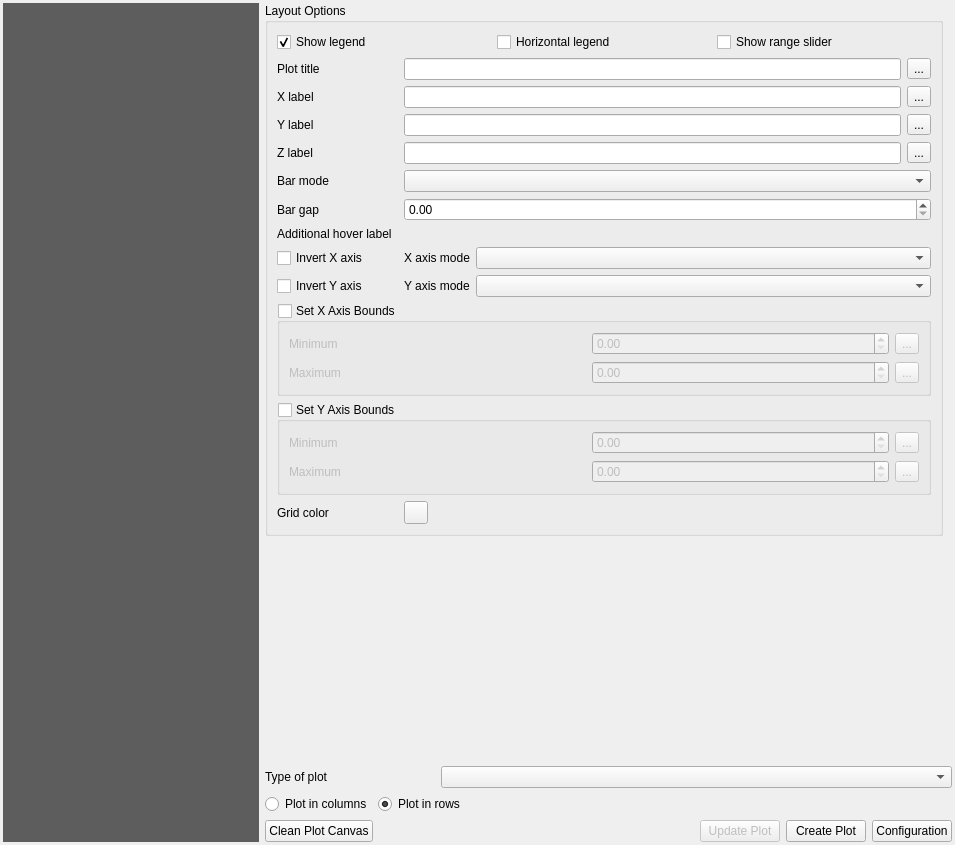
This is DataPlotly/ui/dataplotly_dockwidget_base.ui in ghtmtt/DataPlotly as Qt 5 draws it before an edit. The edited form follows.
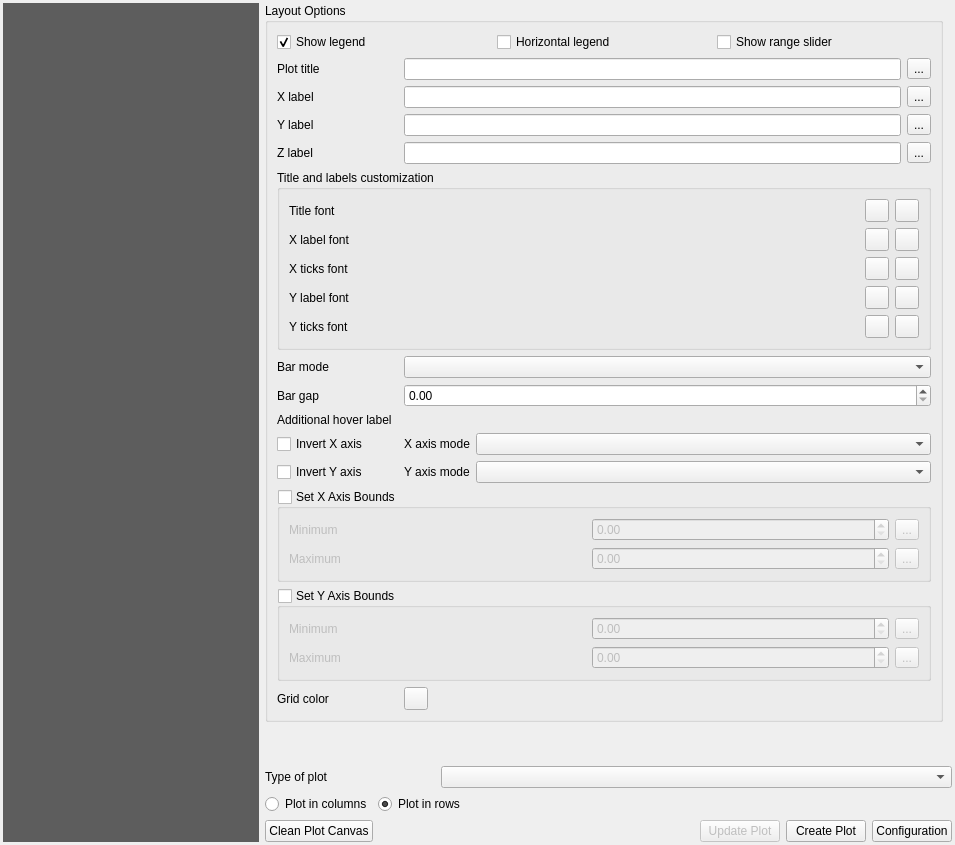
This is the edited form. The open tabs and pages were chosen to show the change. Custom widgets are drawn as their Qt base class.

Commit message: Add options to change title, xticks and yticks font sizes. (#278)

```diff
--- a/DataPlotly/ui/dataplotly_dockwidget_base.ui
+++ b/DataPlotly/ui/dataplotly_dockwidget_base.ui
@@ -915,131 +915,14 @@
                     <bool>false</bool>
                    </property>
                    <layout class="QGridLayout" name="gridLayout_10">
-                    <item row="7" column="3">
-                     <widget class="QgsPropertyOverrideButton" name="z_axis_title_defined_button">
-                      <property name="text">
-                       <string>...</string>
-                      </property>
-                     </widget>
-                    </item>
-                    <item row="3" column="2">
-                     <widget class="QLineEdit" name="x_axis_title"/>
-                    </item>
-                    <item row="12" column="0">
-                     <widget class="QLabel" name="additional_info_label">
-                      <property name="text">
-                       <string>Additional hover label</string>
-                      </property>
-                     </widget>
-                    </item>
-                    <item row="10" column="0">
-                     <widget class="QLabel" name="bar_mode_lab">
-                      <property name="text">
-                       <string>Bar mode</string>
-                      </property>
-                     </widget>
-                    </item>
-                    <item row="7" column="2">
-                     <widget class="QLineEdit" name="z_axis_title"/>
-                    </item>
-                    <item row="1" column="3">
-                     <widget class="QgsPropertyOverrideButton" name="plot_title_defined_button">
-                      <property name="text">
-                       <string>...</string>
-                      </property>
-                     </widget>
-                    </item>
-                    <item row="7" column="0">
-                     <widget class="QLabel" name="z_axis_label">
-                      <property name="text">
-                       <string>Z label</string>
-                      </property>
-                     </widget>
-                    </item>
-                    <item row="5" column="0">
-                     <widget class="QLabel" name="y_axis_label">
-                      <property name="text">
-                       <string>Y label</string>
-                      </property>
-                     </widget>
-                    </item>
-                    <item row="29" column="2" colspan="2">
+                    <item row="32" column="2" colspan="2">
                      <widget class="QgsColorButton" name="layout_grid_axis_color">
                       <property name="allowOpacity">
                        <bool>true</bool>
                       </property>
                      </widget>
                     </item>
-                    <item row="1" column="0">
-                     <widget class="QLabel" name="plot_title_lab">
-                      <property name="text">
-                       <string>Plot title</string>
-                      </property>
-                     </widget>
-                    </item>
-                    <item row="14" column="2" colspan="2">
-                     <layout class="QHBoxLayout" name="horizontalLayout_10">
-                      <item>
-                       <widget class="QLabel" name="x_axis_mode_label">
-                        <property name="text">
-                         <string>X axis mode</string>
-                        </property>
-                       </widget>
-                      </item>
-                      <item>
-                       <widget class="QComboBox" name="x_axis_mode_combo">
-                        <property name="sizePolicy">
-                         <sizepolicy hsizetype="Expanding" vsizetype="Fixed">
-                          <horstretch>0</horstretch>
-                          <verstretch>0</verstretch>
-                         </sizepolicy>
-                        </property>
-                       </widget>
-                      </item>
-                     </layout>
-                    </item>
-                    <item row="5" column="3">
-                     <widget class="QgsPropertyOverrideButton" name="y_axis_title_defined_button">
-                      <property name="text">
-                       <string>...</string>
-                      </property>
-                     </widget>
-                    </item>
-                    <item row="16" column="2" colspan="2">
-                     <layout class="QHBoxLayout" name="horizontalLayout_11">
-                      <item>
-                       <widget class="QLabel" name="y_axis_mode_label">
-                        <property name="text">
-                         <string>Y axis mode</string>
-                        </property>
-                       </widget>
-                      </item>
-                      <item>
-                       <widget class="QComboBox" name="y_axis_mode_combo">
-                        <property name="sizePolicy">
-                         <sizepolicy hsizetype="Expanding" vsizetype="Fixed">
-                          <horstretch>0</horstretch>
-                          <verstretch>0</verstretch>
-                         </sizepolicy>
-                        </property>
-                       </widget>
-                      </item>
-                     </layout>
-                    </item>
-                    <item row="12" column="2">
-                     <widget class="QgsFieldExpressionWidget" name="additional_info_combo"/>
-                    </item>
-                    <item row="11" column="0">
-                     <widget class="QLabel" name="bar_gap_label">
-                      <property name="text">
-                       <string>Bar gap</string>
-                      </property>
-                     </widget>
-                    </item>
-                    <item row="5" column="2">
-                     <widget class="QLineEdit" name="y_axis_title"/>
-                    </item>
-                    <item row="27" column="0" colspan="4">
+                    <item row="30" column="0" colspan="4">
                      <widget class="QgsCollapsibleGroupBox" name="x_axis_bounds_check">
                       <property name="title">
                        <string>Set X Axis Bounds</string>
@@ -1088,14 +971,7 @@
                       </layout>
                      </widget>
                     </item>
-                    <item row="29" column="0">
-                     <widget class="QLabel" name="grid_color_label">
-                      <property name="text">
-                       <string>Grid color</string>
-                      </property>
-                     </widget>
-                    </item>
-                    <item row="28" column="0" colspan="4">
+                    <item row="31" column="0" colspan="4">
                      <widget class="QgsCollapsibleGroupBox" name="y_axis_bounds_check">
                       <property name="title">
                        <string>Set Y Axis Bounds</string>
@@ -1144,47 +1020,96 @@
                       </layout>
                      </widget>
                     </item>
-                    <item row="1" column="2">
-                     <widget class="QLineEdit" name="plot_title_line"/>
-                    </item>
-                    <item row="10" column="2" colspan="2">
-                     <widget class="QComboBox" name="bar_mode_combo"/>
-                    </item>
-                    <item row="3" column="0">
+                    <item row="2" column="0">
                      <widget class="QLabel" name="x_axis_label">
                       <property name="text">
                        <string>X label</string>
                       </property>
                      </widget>
                     </item>
-                    <item row="14" column="0">
-                     <widget class="QCheckBox" name="invert_x_check">
-                      <property name="text">
-                       <string>Invert X axis</string>
-                      </property>
-                     </widget>
+                    <item row="2" column="2">
+                     <widget class="QLineEdit" name="x_axis_title"/>
                     </item>
-                    <item row="3" column="3">
+                    <item row="3" column="2">
+                     <widget class="QLineEdit" name="y_axis_title"/>
+                    </item>
+                    <item row="2" column="3">
                      <widget class="QgsPropertyOverrideButton" name="x_axis_title_defined_button">
                       <property name="text">
                        <string>...</string>
                       </property>
                      </widget>
                     </item>
-                    <item row="16" column="0">
+                    <item row="3" column="0">
+                     <widget class="QLabel" name="y_axis_label">
+                      <property name="text">
+                       <string>Y label</string>
+                      </property>
+                     </widget>
+                    </item>
+                    <item row="3" column="3">
+                     <widget class="QgsPropertyOverrideButton" name="y_axis_title_defined_button">
+                      <property name="text">
+                       <string>...</string>
+                      </property>
+                     </widget>
+                    </item>
+                    <item row="19" column="0">
                      <widget class="QCheckBox" name="invert_y_check">
                       <property name="text">
                        <string>Invert Y axis</string>
                       </property>
                      </widget>
                     </item>
-                    <item row="11" column="2" colspan="2">
-                     <widget class="QgsDoubleSpinBox" name="bar_gap">
-                      <property name="maximum">
-                       <double>1.000000000000000</double>
-                      </property>
-                      <property name="singleStep">
-                       <double>0.100000000000000</double>
+                    <item row="19" column="2" colspan="2">
+                     <layout class="QHBoxLayout" name="horizontalLayout_11">
+                      <item>
+                       <widget class="QLabel" name="y_axis_mode_label">
+                        <property name="text">
+                         <string>Y axis mode</string>
+                        </property>
+                       </widget>
+                      </item>
+                      <item>
+                       <widget class="QComboBox" name="y_axis_mode_combo">
+                        <property name="sizePolicy">
+                         <sizepolicy hsizetype="Expanding" vsizetype="Fixed">
+                          <horstretch>0</horstretch>
+                          <verstretch>0</verstretch>
+                         </sizepolicy>
+                        </property>
+                       </widget>
+                      </item>
+                     </layout>
+                    </item>
+                    <item row="13" column="2" colspan="2">
+                     <widget class="QComboBox" name="bar_mode_combo"/>
+                    </item>
+                    <item row="17" column="2" colspan="2">
+                     <layout class="QHBoxLayout" name="horizontalLayout_10">
+                      <item>
+                       <widget class="QLabel" name="x_axis_mode_label">
+                        <property name="text">
+                         <string>X axis mode</string>
+                        </property>
+                       </widget>
+                      </item>
+                      <item>
+                       <widget class="QComboBox" name="x_axis_mode_combo">
+                        <property name="sizePolicy">
+                         <sizepolicy hsizetype="Expanding" vsizetype="Fixed">
+                          <horstretch>0</horstretch>
+                          <verstretch>0</verstretch>
+                         </sizepolicy>
+                        </property>
+                       </widget>
+                      </item>
+                     </layout>
+                    </item>
+                    <item row="1" column="3">
+                     <widget class="QgsPropertyOverrideButton" name="plot_title_defined_button">
+                      <property name="text">
+                       <string>...</string>
                       </property>
                      </widget>
                     </item>
@@ -1216,6 +1141,181 @@
                       </item>
                      </layout>
                     </item>
+                    <item row="13" column="0">
+                     <widget class="QLabel" name="bar_mode_lab">
+                      <property name="text">
+                       <string>Bar mode</string>
+                      </property>
+                     </widget>
+                    </item>
+                    <item row="15" column="2">
+                     <widget class="QgsFieldExpressionWidget" name="additional_info_combo"/>
+                    </item>
+                    <item row="14" column="2" colspan="2">
+                     <widget class="QgsDoubleSpinBox" name="bar_gap">
+                      <property name="maximum">
+                       <double>1.000000000000000</double>
+                      </property>
+                      <property name="singleStep">
+                       <double>0.100000000000000</double>
+                      </property>
+                     </widget>
+                    </item>
+                    <item row="1" column="2">
+                     <widget class="QLineEdit" name="plot_title_line"/>
+                    </item>
+                    <item row="32" column="0">
+                     <widget class="QLabel" name="grid_color_label">
+                      <property name="text">
+                       <string>Grid color</string>
+                      </property>
+                     </widget>
+                    </item>
+                    <item row="17" column="0">
+                     <widget class="QCheckBox" name="invert_x_check">
+                      <property name="text">
+                       <string>Invert X axis</string>
+                      </property>
+                     </widget>
+                    </item>
+                    <item row="14" column="0">
+                     <widget class="QLabel" name="bar_gap_label">
+                      <property name="text">
+                       <string>Bar gap</string>
+                      </property>
+                     </widget>
+                    </item>
+                    <item row="1" column="0">
+                     <widget class="QLabel" name="plot_title_lab">
+                      <property name="text">
+                       <string>Plot title</string>
+                      </property>
+                     </widget>
+                    </item>
+                    <item row="15" column="0">
+                     <widget class="QLabel" name="additional_info_label">
+                      <property name="text">
+                       <string>Additional hover label</string>
+                      </property>
+                     </widget>
+                    </item>
+                    <item row="5" column="0" colspan="4">
+                     <widget class="QgsCollapsibleGroupBox" name="layout_font_sizes">
+                      <property name="title">
+                       <string>Title and labels customization</string>
+                      </property>
+                      <property name="checkable">
+                       <bool>false</bool>
+                      </property>
+                      <property name="collapsed">
+                       <bool>true</bool>
+                      </property>
+                      <layout class="QGridLayout" name="gridLayout_11">
+                       <item row="6" column="0">
+                        <widget class="QLabel" name="font_yticks_label">
+                         <property name="text">
+                          <string>Y ticks font</string>
+                         </property>
+                        </widget>
+                       </item>
+                       <item row="5" column="0">
+                        <widget class="QLabel" name="font_ylabel_label">
+                         <property name="text">
+                          <string>Y label font</string>
+                         </property>
+                        </widget>
+                       </item>
+                       <item row="4" column="0">
+                        <widget class="QLabel" name="font_xticks_label">
+                         <property name="text">
+                          <string>X ticks font</string>
+                         </property>
+                        </widget>
+                       </item>
+                       <item row="0" column="0">
+                        <widget class="QLabel" name="font_title_label">
+                         <property name="text">
+                          <string>Title font</string>
+                         </property>
+                        </widget>
+                       </item>
+                       <item row="3" column="0">
+                        <widget class="QLabel" name="font_xlabel_label">
+                         <property name="text">
+                          <string>X label font</string>
+                         </property>
+                        </widget>
+                       </item>
+                       <item row="0" column="3">
+                        <widget class="QgsColorButton" name="font_title_color"/>
+                       </item>
+                       <item row="0" column="2">
+                        <widget class="QgsFontButton" name="font_title_style">
+                         <property name="mode">
+                          <enum>QgsFontButton::ModeQFont</enum>
+                         </property>
+                        </widget>
+                       </item>
+                       <item row="4" column="2">
+                        <widget class="QgsFontButton" name="font_xticks_style">
+                         <property name="mode">
+                          <enum>QgsFontButton::ModeQFont</enum>
+                         </property>
+                        </widget>
+                       </item>
+                       <item row="5" column="2">
+                        <widget class="QgsFontButton" name="font_ylabel_style">
+                         <property name="mode">
+                          <enum>QgsFontButton::ModeQFont</enum>
+                         </property>
+                        </widget>
+                       </item>
+                       <item row="6" column="2">
+                        <widget class="QgsFontButton" name="font_yticks_style">
+                         <property name="mode">
+                          <enum>QgsFontButton::ModeQFont</enum>
+                         </property>
+                        </widget>
+                       </item>
+                       <item row="3" column="3">
+                        <widget class="QgsColorButton" name="font_xlabel_color"/>
+                       </item>
+                       <item row="3" column="2">
+                        <widget class="QgsFontButton" name="font_xlabel_style">
+                         <property name="mode">
+                          <enum>QgsFontButton::ModeQFont</enum>
+                         </property>
+                        </widget>
+                       </item>
+                       <item row="4" column="3">
+                        <widget class="QgsColorButton" name="font_xticks_color"/>
+                       </item>
+                       <item row="5" column="3">
+                        <widget class="QgsColorButton" name="font_ylabel_color"/>
+                       </item>
+                       <item row="6" column="3">
+                        <widget class="QgsColorButton" name="font_yticks_color"/>
+                       </item>
+                      </layout>
+                     </widget>
+                    </item>
+                    <item row="4" column="2">
+                     <widget class="QLineEdit" name="z_axis_title"/>
+                    </item>
+                    <item row="4" column="3">
+                     <widget class="QgsPropertyOverrideButton" name="z_axis_title_defined_button">
+                      <property name="text">
+                       <string>...</string>
+                      </property>
+                     </widget>
+                    </item>
+                    <item row="4" column="0">
+                     <widget class="QLabel" name="z_axis_label">
+                      <property name="text">
+                       <string>Z label</string>
+                      </property>
+                     </widget>
+                    </item>
                    </layout>
                   </widget>
                  </item>
@@ -1398,6 +1498,11 @@
    <extends>QWidget</extends>
    <header>qgsfieldexpressionwidget.h</header>
   </customwidget>
+  <customwidget>
+   <class>QgsFontButton</class>
+   <extends>QToolButton</extends>
+   <header>qgsfontbutton.h</header>
+  </customwidget>
   <customwidget>
    <class>QgsMapLayerComboBox</class>
    <extends>QComboBox</extends>
```
The commit also changes 5 other files.
